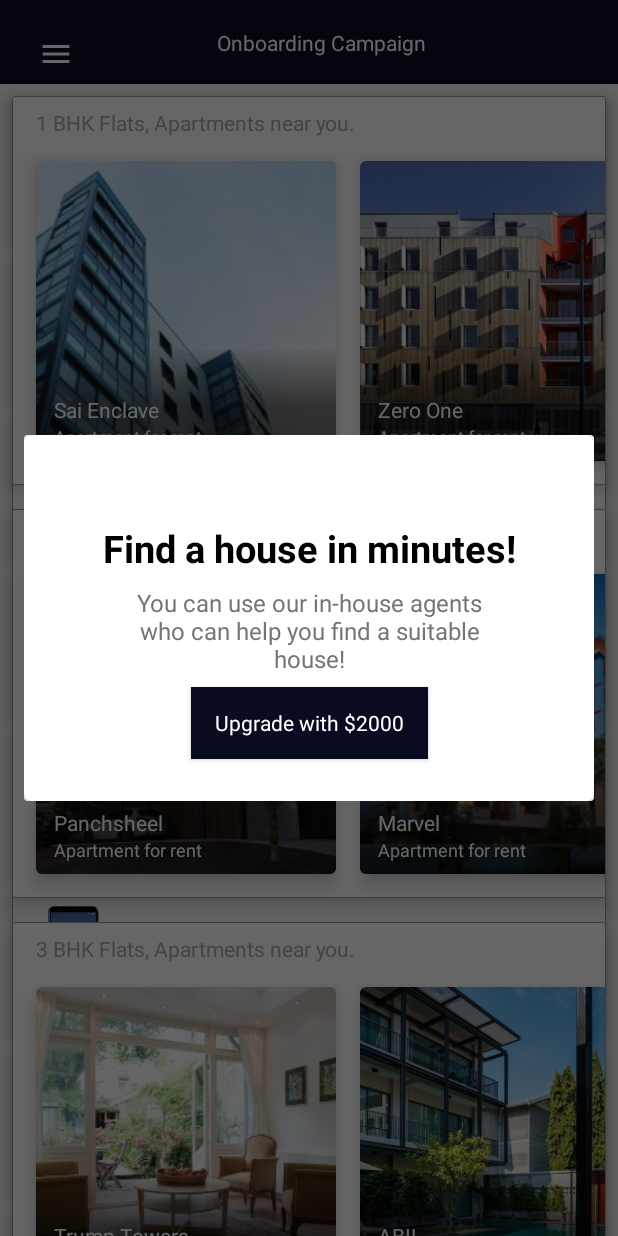
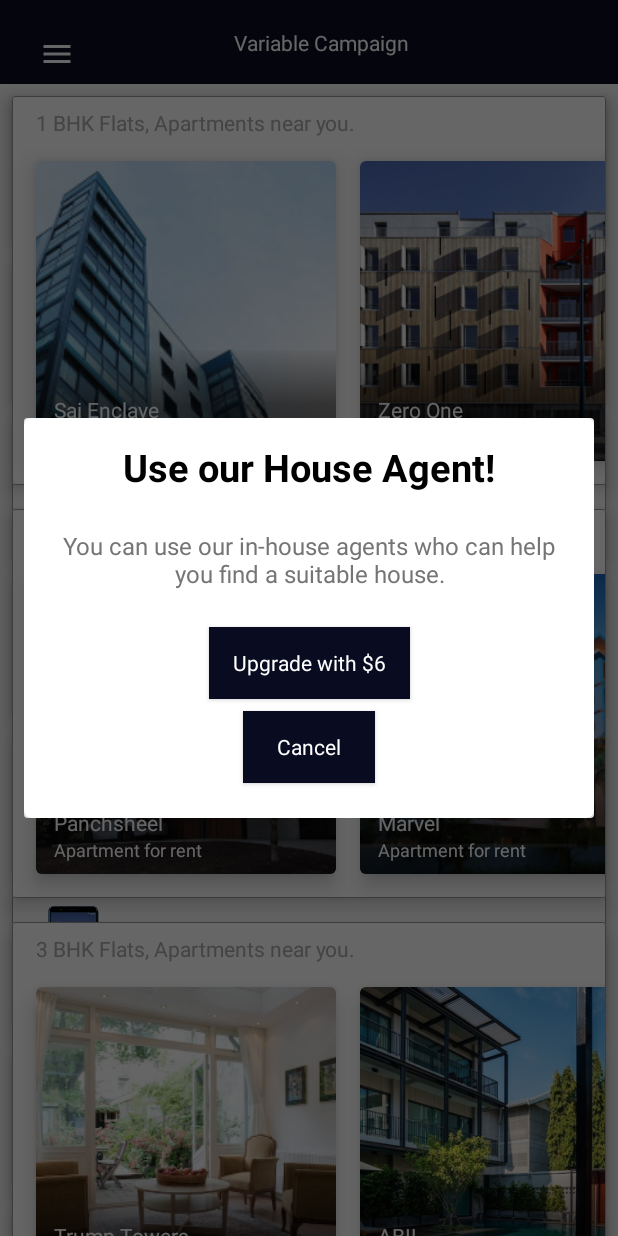
Before and after one commit to wingify/vwo-android, an Android app: the fragment FragmentHousingMain placed in its activity, after a tap on "Sai Enclave", on a phone screen of 412 x 824 dp. Run offline under Robolectric (Android 15) with nearby library versions, the phone set to English and light mode, and no system bars; libraries missing offline, so code that uses them is left out: io.socket.client.

Commit message:
Configured VWO for layout campaign

```diff
--- a/demo/build.gradle
+++ b/demo/build.gradle
@@ -83,7 +83,7 @@ dependencies {
     def okhttp_version = "3.10.0"
 
     testImplementation 'junit:junit:4.12'
-    androidTestImplementation 'androidx.test:runner:1.1.0-alpha3'
+    androidTestImplementation 'androidx.test:runner:1.1.0-alpha4'
     androidTestImplementation ("androidx.test.espresso:espresso-core:3.1.0-alpha3") {
         exclude group: 'com.google.code.findbugs', module: 'jsr305'
     }
--- a/demo/src/main/java/com/vwo/sampleapp/activities/MainActivity.java
+++ b/demo/src/main/java/com/vwo/sampleapp/activities/MainActivity.java
@@ -214,7 +214,7 @@ public class MainActivity extends BaseActivity
         });
 
         // Set up the buttons
-        builder.setPositiveButton("OK", null);
+        builder.setPositiveButton("Launch VWO", null);
         builder.setNegativeButton("Cancel", (dialog, which) -> dialog.cancel());
 
         final AlertDialog alertDialog = builder.create();
--- a/demo/src/main/java/com/vwo/sampleapp/fragments/FragmentHousing.kt
+++ b/demo/src/main/java/com/vwo/sampleapp/fragments/FragmentHousing.kt
@@ -5,21 +5,19 @@ import android.view.LayoutInflater
 import android.view.View
 import android.view.ViewGroup
 import androidx.appcompat.app.AlertDialog
-import androidx.appcompat.widget.AppCompatEditText
-import androidx.appcompat.widget.AppCompatTextView
 import androidx.fragment.app.Fragment
 import androidx.lifecycle.Observer
 import androidx.lifecycle.ViewModelProviders
 import androidx.recyclerview.widget.LinearLayoutManager
 import androidx.recyclerview.widget.RecyclerView
-import com.google.android.material.textfield.TextInputLayout
+import com.vwo.mobile.VWO
 import com.vwo.sample.extensions.inflate
 import com.vwo.sampleapp.R
 import com.vwo.sampleapp.adapters.HousingRecyclerAdapter
 import com.vwo.sampleapp.data.HousingViewModel
 import com.vwo.sampleapp.interfaces.NestedItemClickListener
 import com.vwo.sampleapp.models.HouseListing
-import com.vwo.sampleapp.utils.SharedPreferencesHelper
+import com.vwo.sampleapp.utils.Constants
 import kotlinx.android.synthetic.main.dialog_housing.view.*
 import kotlinx.android.synthetic.main.fragment_house_listing.view.*
 
@@ -47,18 +45,26 @@ class FragmentHousing : Fragment() {
                     val viewInflated = context!!.inflate(R.layout.dialog_housing, null)
                     // Set up the input
                     val title = viewInflated.dialog_title_house
+                    val message = viewInflated.dialog_message_house
 
-                    val message = viewInflated.dialog_message_house
+                    title.text = VWO.getStringForKey(Constants.VWOKeys.KEY_DIALOG_HEADING, getString(R.string.dialog_house_title))
+                    message.text = VWO.getStringForKey(Constants.VWOKeys.KEY_DIALOG_CONTENT, getString(R.string.dialog_house_message))
+
                     val button = viewInflated.dialog_button_house
+                    val dismiss = viewInflated.dialog_button_dismiss
 
-
-                    button.text = getString(R.string.dialog_house_button, house.units, house.price)
+                    button.text = getString(R.string.dialog_house_button, house.units, 6)
                     builder.setView(viewInflated)
 
                     val dialog = builder.create()
                     dialog.show()
 
                     button.setOnClickListener {
+                        VWO.trackConversion(Constants.VWOKeys.GOAL_UPGRADE_CLICKED)
+                        dialog.dismiss()
+                    }
+
+                    dismiss.setOnClickListener {
                         dialog.dismiss()
                     }
 
--- a/demo/src/main/java/com/vwo/sampleapp/fragments/FragmentHousingMain.kt
+++ b/demo/src/main/java/com/vwo/sampleapp/fragments/FragmentHousingMain.kt
@@ -15,7 +15,6 @@ import androidx.fragment.app.Fragment
 import com.vwo.sampleapp.R
 import com.vwo.sampleapp.interfaces.ChangeFragment
 import com.vwo.sampleapp.interfaces.NavigationToggleListener
-import kotlinx.android.synthetic.main.toolbar_common.*
 import kotlinx.android.synthetic.main.toolbar_common.view.*
 
 /**
@@ -56,7 +55,7 @@ class FragmentHousingMain : Fragment(), ChangeFragment {
 
         refresh.visibility = View.GONE
 
-        toolbarTitle.setText(R.string.title_on_boarding)
+        toolbarTitle.setText(R.string.title_variable_campaign)
         loadDefaultFragments()
         return view
     }
--- a/demo/src/main/java/com/vwo/sampleapp/fragments/FragmentSorting.java
+++ b/demo/src/main/java/com/vwo/sampleapp/fragments/FragmentSorting.java
@@ -7,15 +7,15 @@ import android.view.View;
 import android.view.ViewGroup;
 
 import com.vwo.mobile.VWO;
-import com.vwo.mobile.utils.VWOLog;
 import com.vwo.sampleapp.R;
 import com.vwo.sampleapp.adapters.AdapterSorting;
 import com.vwo.sampleapp.data.MobileViewModel;
+import com.vwo.sampleapp.interfaces.ButtonClickListener;
 import com.vwo.sampleapp.interfaces.ChangeFragment;
 import com.vwo.sampleapp.interfaces.ItemClickListener;
 import com.vwo.sampleapp.utils.Constants;
 
-import java.util.ArrayList;
+import org.jetbrains.annotations.NotNull;
 
 import androidx.annotation.NonNull;
 import androidx.annotation.Nullable;
@@ -38,6 +38,8 @@ public class FragmentSorting extends Fragment implements ItemClickListener {
 
     private int type;
 
+    private MobileViewModel mobileViewModel;
+
     private AdapterSorting adapterSortingList;
 
     @Nullable
@@ -54,7 +56,7 @@ public class FragmentSorting extends Fragment implements ItemClickListener {
             type = savedInstanceState.getInt(ARG_FRAGMENT_TYPE, FragmentSortingMain.ID_LIST_VARIATION);
         }
 
-        MobileViewModel mobileViewModel = ViewModelProviders.of(this).get(MobileViewModel.class);
+        mobileViewModel = ViewModelProviders.of(this).get(MobileViewModel.class);
 
         RecyclerView.LayoutManager layoutManager;
         if (type == FragmentSortingMain.ID_LIST_VARIATION) {
@@ -63,9 +65,26 @@ public class FragmentSorting extends Fragment implements ItemClickListener {
             layoutManager = new GridLayoutManager(getContext(), 2);
         }
 
+        recyclerView.setLayoutManager(layoutManager);
+
+        adapterSortingList = new AdapterSorting(null, getContext(), type, this);
+        recyclerView.setAdapter(adapterSortingList);
+
+        mobileViewModel.getMobiles().observe(this, mobiles -> adapterSortingList.updateData(mobiles));
+
+        return view;
+    }
+
+    @Override
+    public void onViewCreated(View view, Bundle savedInstanceState) {
+        super.onViewCreated(view, savedInstanceState);
+        refreshVariation();
+    }
+
+    private void refreshVariation() {
         String variationName = VWO.getVariationNameForTestKey(Constants.VWOKeys.TEST_KEY_SORTING);
 
-        if(variationName != null) {
+        if (variationName != null) {
             Log.d(LOG_TAG, "Received variation: " + variationName);
             switch (variationName) {
                 case Constants.VWOKeys.TEST_KEY_VALUE_SORT_BY_NAME:
@@ -81,21 +100,7 @@ public class FragmentSorting extends Fragment implements ItemClickListener {
         } else {
             mobileViewModel.sortById();
         }
-
-        recyclerView.setLayoutManager(layoutManager);
-
-        adapterSortingList = new AdapterSorting(null, getContext(), type, this);
-        recyclerView.setAdapter(adapterSortingList);
-
-        mobileViewModel.getMobiles().observe(this, mobiles -> {
-            adapterSortingList.updateData(mobiles);
-        });
-
-
-
-        return view;
     }
-
 
     public static FragmentSorting getInstance(@FragmentSortingMain.FragmentType int type) {
         Bundle bundle = new Bundle();
@@ -122,4 +127,8 @@ public class FragmentSorting extends Fragment implements ItemClickListener {
             listener.loadFragment(bundle, FragmentSortingMain.ID_DETAILS_VARIATION, FragmentSortingMain.TAG_VARIATION);
         }
     }
+
+    public void onRefreshClicked() {
+        refreshVariation();
+    }
 }
--- a/demo/src/main/java/com/vwo/sampleapp/fragments/FragmentSortingMain.java
+++ b/demo/src/main/java/com/vwo/sampleapp/fragments/FragmentSortingMain.java
@@ -34,6 +34,8 @@ public class FragmentSortingMain extends Fragment implements ChangeFragment {
     public static final String TAG_CONTROL = "Control";
     public static final String TAG_VARIATION = "Variation";
 
+    public static final String CURRENT_FRAGMENT_ID = "current_fragment_id";
+
     @Retention(RetentionPolicy.SOURCE)
     @IntDef({
             ID_LIST_VARIATION,
@@ -43,6 +45,8 @@ public class FragmentSortingMain extends Fragment implements ChangeFragment {
 
     public static final int ID_LIST_VARIATION = 1;
     public static final int ID_DETAILS_VARIATION = 2;
+
+    private int currentFragmentID = -1;
 
     @Override
     public void onAttach(Context context) {
@@ -67,6 +71,12 @@ public class FragmentSortingMain extends Fragment implements ChangeFragment {
 
         toolbarTitle.setText(R.string.title_layout_campaign);
 
+        if(savedInstanceState != null) {
+            currentFragmentID = savedInstanceState.getInt(CURRENT_FRAGMENT_ID, ID_LIST_VARIATION);
+        } else {
+            currentFragmentID = ID_LIST_VARIATION;
+        }
+
         navigation.setOnClickListener(view1 -> {
             if (listener != null) {
                 listener.onToggle();
@@ -75,22 +85,33 @@ public class FragmentSortingMain extends Fragment implements ChangeFragment {
 
         loadFragments();
 
-        refresh.setOnClickListener(view12 -> loadFragments());
+        refresh.setOnClickListener(view12 -> {
+            if(currentFragmentID == ID_LIST_VARIATION) {
+                FragmentSorting fragment = (FragmentSorting) getChildFragmentManager().findFragmentByTag(TAG_VARIATION);
+                if(fragment != null && fragment.isVisible()) {
+                    fragment.onRefreshClicked();
+                } else {
+                    loadFragments();
+                }
+            } else {
+                loadFragments();
+            }
+        });
 
         return view;
     }
 
     private void loadFragments() {
-        loadFragment(null, ID_LIST_VARIATION, null);
+        loadFragment(null, currentFragmentID, null);
     }
 
     /**
-     * <b> This function is used to load a particular {@link android.app.Fragment} from the
-     * controlling {@link Activity} or {@link android.app.Fragment} </b>
+     * <b> This function is used to load a particular {@link Fragment} from the
+     * controlling {@link Activity} or {@link .Fragment} </b>
      *
-     * @param bundle     is the data to be passed to {@link android.app.Fragment}
-     * @param fragmentId is the id that identifies, which {@link android.app.Fragment} is to be loaded
-     * @param tag        is the tag that is attached to {@link android.app.Fragment} which is to be loaded
+     * @param bundle     is the data to be passed to {@link Fragment}
+     * @param fragmentId is the id that identifies, which {@link Fragment} is to be loaded
+     * @param tag        is the tag that is attached to {@link Fragment} which is to be loaded
      */
     @Override
     public void loadFragment(@Nullable Bundle bundle, int fragmentId, @Nullable String tag) {
@@ -104,6 +125,7 @@ public class FragmentSortingMain extends Fragment implements ChangeFragment {
                     getChildFragmentManager().beginTransaction().replace(R.id.sorting_variation_container,
                             fragment, tag).commit();
                 }
+                currentFragmentID = fragmentId;
                 break;
             case ID_DETAILS_VARIATION:
                 if (bundle != null) {
@@ -111,9 +133,16 @@ public class FragmentSortingMain extends Fragment implements ChangeFragment {
                     getChildFragmentManager().beginTransaction().replace(R.id.sorting_variation_container,
                             detailsFragment, null).addToBackStack(null).commit();
                 }
+                currentFragmentID = fragmentId;
                 break;
             default:
                 throw new IllegalArgumentException("Unknown fragment id : " + fragmentId);
         }
     }
+
+    @Override
+    public void onSaveInstanceState(Bundle outState) {
+        outState.putInt(CURRENT_FRAGMENT_ID, currentFragmentID);
+        super.onSaveInstanceState(outState);
+    }
 }
--- /dev/null
+++ b/demo/src/main/java/com/vwo/sampleapp/interfaces/ButtonClickListener.kt
@@ -0,0 +1,10 @@
+package com.vwo.sampleapp.interfaces
+
+import android.view.View
+
+/**
+ * Created by aman on Thu 02/08/18 12:37.
+ */
+interface ButtonClickListener {
+    fun onClick(view: View)
+}
--- a/demo/src/main/java/com/vwo/sampleapp/utils/Constants.kt
+++ b/demo/src/main/java/com/vwo/sampleapp/utils/Constants.kt
@@ -6,13 +6,8 @@ package com.vwo.sampleapp.utils
 class Constants {
     class VWOKeys {
         companion object {
-            const val KEY_SKIP = "skip"
-            const val KEY_SOCIAL_MEDIA = "socialMedia"
-            const val VALUE_EMAIL = "email"
-
-            const val KEY_LAYOUT = "layout"
-            const val VALUE_LIST = "list"
-            const val VALUE_GRID = "grid"
+            const val KEY_DIALOG_HEADING = "heading"
+            const val KEY_DIALOG_CONTENT = "content"
 
             const val GOAL_PRODUCT_VIEWED = "productView"
             const val GOAL_LANDING_PAGE = "landingPage"
@@ -21,6 +16,7 @@ class Constants {
             const val TEST_KEY_SORTING = "sorting"
             const val TEST_KEY_VALUE_SORT_BY_NAME = "Control"
             const val TEST_KEY_VALUE_SORT_BY_PRICE = "Variation-1"
+            const val GOAL_UPGRADE_CLICKED = "upgrade-clicked"
         }
     }
 }
--- a/demo/src/main/res/layout/dialog_housing.xml
+++ b/demo/src/main/res/layout/dialog_housing.xml
@@ -10,8 +10,8 @@
     android:layout_marginRight="8dp"
     android:layout_marginBottom="8dp"
     app:cardCornerRadius="5dp"
-    app:contentPadding="20dp"
-    app:cardElevation="8dp">
+    app:cardElevation="8dp"
+    app:contentPadding="15dp">
 
     <androidx.constraintlayout.widget.ConstraintLayout
         android:layout_width="match_parent"
@@ -23,33 +23,34 @@
             android:layout_height="wrap_content"
             android:layout_marginStart="8dp"
             android:layout_marginLeft="8dp"
-            android:layout_marginTop="8dp"
             android:layout_marginEnd="8dp"
             android:layout_marginRight="8dp"
-            android:layout_marginBottom="100dp"
+            android:layout_marginBottom="8dp"
             android:text="@string/dialog_house_title"
             android:textColor="@color/black"
             android:textSize="25sp"
             android:textStyle="bold"
-            app:layout_constraintBottom_toBottomOf="parent"
+            app:layout_constraintBottom_toTopOf="@+id/dialog_message_house"
             app:layout_constraintEnd_toEndOf="parent"
             app:layout_constraintStart_toStartOf="parent"
-            app:layout_constraintTop_toTopOf="parent"
-            app:layout_constraintVertical_bias="0.49" />
+            app:layout_constraintTop_toBottomOf="parent" />
 
         <androidx.appcompat.widget.AppCompatTextView
             android:id="@+id/dialog_message_house"
             android:layout_width="wrap_content"
-            android:layout_height="wrap_content"
+            android:layout_height="57dp"
+            android:layout_marginStart="50dp"
+            android:layout_marginLeft="50dp"
             android:layout_marginTop="8dp"
+            android:layout_marginEnd="50dp"
+            android:layout_marginRight="50dp"
             android:layout_marginBottom="8dp"
-            android:paddingLeft="50dp"
-            android:paddingRight="50dp"
+            android:gravity="center"
             android:text="@string/dialog_house_message"
             android:textAlignment="center"
             android:textColor="@color/secondary_text"
             android:textSize="16sp"
-            app:layout_constraintBottom_toBottomOf="parent"
+            app:layout_constraintBottom_toTopOf="@+id/dialog_button_house"
             app:layout_constraintEnd_toEndOf="parent"
             app:layout_constraintStart_toStartOf="parent"
             app:layout_constraintTop_toBottomOf="@+id/dialog_title_house"
@@ -65,16 +66,40 @@
             android:layout_marginTop="8dp"
             android:layout_marginEnd="8dp"
             android:layout_marginRight="8dp"
+            android:layout_marginBottom="4dp"
+            android:background="@color/button_color"
+            android:gravity="center"
+            android:text="@string/dialog_house_button"
+            android:textAppearance="@color/white"
+            android:textSize="14sp"
+            app:cornerRadius="3dp"
+            app:layout_constraintBottom_toTopOf="@+id/dialog_button_dismiss"
+            app:layout_constraintEnd_toEndOf="parent"
+            app:layout_constraintStart_toStartOf="parent"
+            app:layout_constraintTop_toBottomOf="@+id/dialog_message_house"
+            app:layout_constraintVertical_chainStyle="spread" />
+
+        <com.google.android.material.button.MaterialButton
+            android:id="@+id/dialog_button_dismiss"
+            style="@style/Widget.MaterialComponents.Button"
+            android:layout_width="wrap_content"
+            android:layout_height="wrap_content"
+            android:layout_marginStart="8dp"
+            android:layout_marginLeft="8dp"
+            android:layout_marginTop="4dp"
+            android:layout_marginEnd="8dp"
+            android:layout_marginRight="8dp"
             android:layout_marginBottom="8dp"
             android:background="@color/button_color"
+            android:gravity="center"
+            android:text="@string/dialog_button_cancel"
             android:textAppearance="@color/white"
-            android:text="@string/dialog_house_button"
             android:textSize="14sp"
             app:cornerRadius="3dp"
             app:layout_constraintBottom_toBottomOf="parent"
             app:layout_constraintEnd_toEndOf="parent"
             app:layout_constraintStart_toStartOf="parent"
-            app:layout_constraintTop_toBottomOf="@+id/dialog_message_house" />
+            app:layout_constraintTop_toBottomOf="@+id/dialog_button_house" />
 
 
     </androidx.constraintlayout.widget.ConstraintLayout>
--- a/demo/src/main/res/menu/activity_main_drawer.xml
+++ b/demo/src/main/res/menu/activity_main_drawer.xml
@@ -13,7 +13,7 @@
                     android:title="@string/title_layout_campaign" />
                 <item
                     android:id="@+id/nav_onboarding_campaign"
-                    android:title="@string/title_on_boarding" />
+                    android:title="@string/title_variable_campaign" />
             </group>
         </menu>
     </item>
--- a/demo/src/main/res/values/strings.xml
+++ b/demo/src/main/res/values/strings.xml
@@ -18,7 +18,7 @@
     <string name="or">or</string>
     <string name="login_with_facebook">Login with Facebook</string>
     <string name="str_signup">Sign up for new account</string>
-    <string name="title_on_boarding">Onboarding Campaign</string>
+    <string name="title_variable_campaign">Variable Campaign</string>
     <string name="title_email">(Email)</string>
     <string name="title_social">(Social Media)</string>
     <string name="title_skip">(Skip)</string>
@@ -42,7 +42,7 @@
     <string name="str_enter_api_key">Enter API Key</string>
     <string name="error_api_key">Enter a valid API Key</string>
     <string name="api_key_set">API key set</string>
-    <string name="title_api_key">Enter VWO API key</string>
+    <string name="title_api_key">Launch VWO</string>
 
     <string name="str_current_api_key" formatted="false">Current api key: %s</string>
     <string name="confirm">Confirm</string>
@@ -50,7 +50,8 @@
     <string name="clear_data_negative">Cancel</string>
     <string name="clear_data_positive">Yes</string>
     <string name="data_cleared">Data cleared</string>
-    <string name="dialog_house_message">You can use our in-house agents who can help you find a suitable house!</string>
-    <string name="dialog_house_title">Find a house in minutes!</string>
+    <string name="dialog_house_message">You can use our in-house agents who can help you find a suitable house.</string>
+    <string name="dialog_house_title">Use our House Agent!</string>
     <string name="dialog_house_button" formatted="false">Upgrade with %s%d</string>
+    <string name="dialog_button_cancel">Cancel</string>
 </resources>
```
Also changed, not shown: demo/src/main/java/com/vwo/sampleapp/interfaces/ChangeFragment.java (+7 -7 lines).
